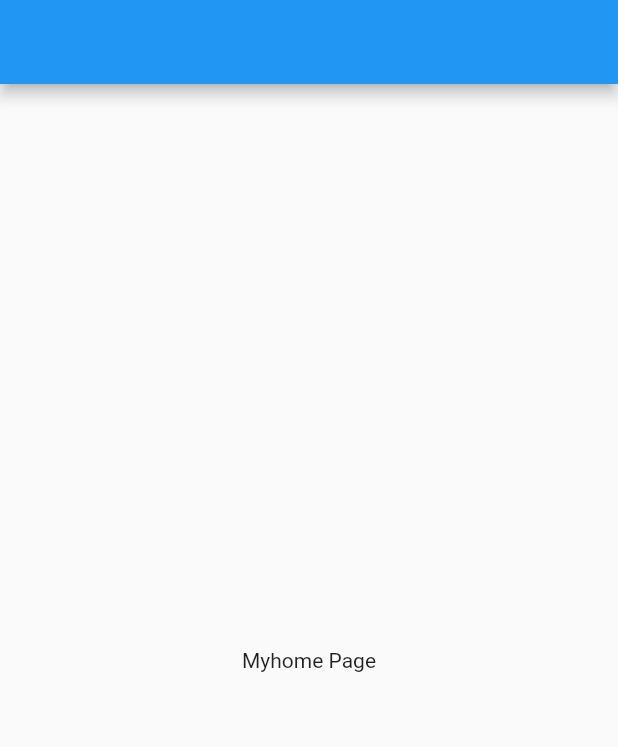
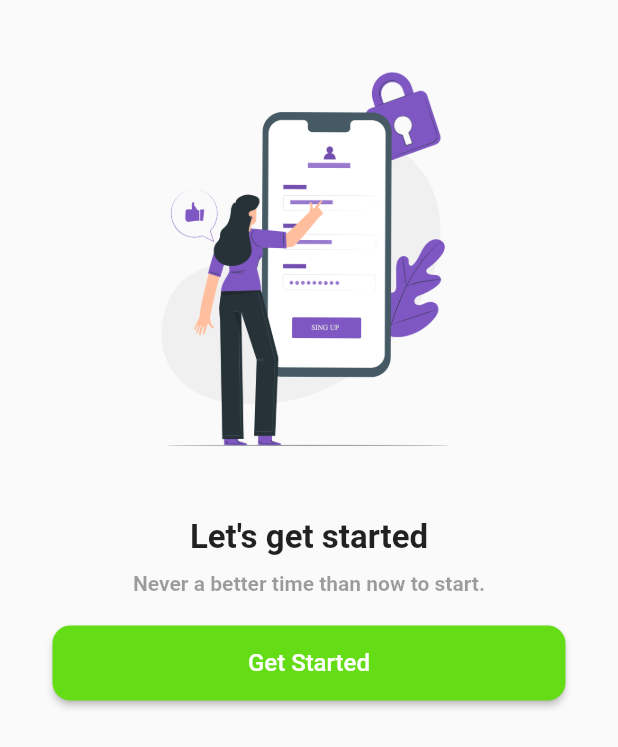
Before and after one commit to jordanSinde/com_akdemix, a Flutter app: the screen it shows after launch, on a phone screen of 412 x 824 dp. Shown: the top 747 px of the screen. Run offline on Flutter 3.47's test engine with Material 2 defaults, Android fonts, the phone set to English and light mode, and no system bars; our stand-ins replace country_picker, firebase_core, hooks_riverpod; accounts and stored records are empty.

Commit message:
étape de l'authentification avant l'ajout de state managment

```diff
--- a/lib/main.dart
+++ b/lib/main.dart
@@ -1,3 +1,4 @@
+import 'package:com_akdemix/src/features/authentication/screens/welcome_screens.dart';
 import 'package:flutter/material.dart';
 import 'package:firebase_core/firebase_core.dart';
 import 'package:hooks_riverpod/hooks_riverpod.dart';
@@ -22,25 +23,11 @@ class MyApp extends StatelessWidget {
   Widget build(BuildContext context) {
     return MaterialApp(
       debugShowCheckedModeBanner: false,
-      title: 'Flutter Demo',
+      title: 'Akdemix',
       theme: ThemeData(
         primarySwatch: Colors.blue,
       ),
-      home: const MyHomePage(),
+      home: const WelcomeScreen(),
     );
   }
 }
-
-class MyHomePage extends ConsumerWidget {
-  const MyHomePage({super.key});
-
-  @override
-  Widget build(BuildContext context, WidgetRef ref) {
-    return Scaffold(
-      appBar: AppBar(),
-      body: const Center(
-        child: Text('Myhome Page'),
-      ),
-    );
-  }
-}
--- /dev/null
+++ b/lib/src/common_widgets/custtom_button.dart
@@ -0,0 +1,27 @@
+import 'package:com_akdemix/src/constants/color.dart';
+import 'package:flutter/material.dart';
+import 'package:hooks_riverpod/hooks_riverpod.dart';
+
+class CustomButton extends ConsumerWidget {
+  final String text;
+  final VoidCallback onPressed;
+
+  const CustomButton({super.key, required this.text, required this.onPressed});
+
+  @override
+  Widget build(BuildContext context, WidgetRef ref) {
+    return ElevatedButton(
+      onPressed: onPressed,
+      style: ButtonStyle(
+        foregroundColor: MaterialStateProperty.all<Color>(Colors.white),
+        backgroundColor: MaterialStateProperty.all<Color>(primaryColor),
+        shape: MaterialStateProperty.all<RoundedRectangleBorder>(
+          RoundedRectangleBorder(
+            borderRadius: BorderRadius.circular(12.0),
+          ),
+        ),
+      ),
+      child: Text(text, style: const TextStyle(fontSize: 16)),
+    );
+  }
+}
--- /dev/null
+++ b/lib/src/constants/color.dart
@@ -0,0 +1,4 @@
+import 'package:flutter/material.dart';
+
+Color primaryColor = Colors.lightGreenAccent.shade700;
+Color scaffoldBackgroungColor = Colors.grey.shade300;
--- /dev/null
+++ b/lib/src/features/authentication/screens/welcome_screens.dart
@@ -0,0 +1,70 @@
+import 'package:com_akdemix/src/common_widgets/custtom_button.dart';
+import 'package:com_akdemix/src/features/authentication/screens/register_Screen.dart';
+import 'package:flutter/material.dart';
+import 'package:hooks_riverpod/hooks_riverpod.dart';
+
+class WelcomeScreen extends ConsumerStatefulWidget {
+  const WelcomeScreen({super.key});
+
+  @override
+  ConsumerState<ConsumerStatefulWidget> createState() => _WelcomeScreenState();
+}
+
+class _WelcomeScreenState extends ConsumerState<WelcomeScreen> {
+  @override
+  Widget build(BuildContext context) {
+    return Scaffold(
+      body: SingleChildScrollView(
+        child: SafeArea(
+          child: Center(
+            child: Padding(
+              padding: const EdgeInsets.symmetric(vertical: 25, horizontal: 35),
+              child: Column(
+                mainAxisAlignment: MainAxisAlignment.center,
+                children: [
+                  Image.asset(
+                    "assets/image1.png",
+                    height: 300,
+                  ),
+                  const SizedBox(height: 20),
+                  const Text(
+                    "Let's get started",
+                    style: TextStyle(
+                      fontSize: 22,
+                      fontWeight: FontWeight.bold,
+                    ),
+                  ),
+                  const SizedBox(height: 10),
+                  const Text(
+                    "Never a better time than now to start.",
+                    style: TextStyle(
+                      fontSize: 14,
+                      color: Colors.black38,
+                      fontWeight: FontWeight.bold,
+                    ),
+                  ),
+                  const SizedBox(height: 20),
+                  SizedBox(
+                    width: double.infinity,
+                    height: 50,
+                    child: CustomButton(
+                      onPressed: () {
+                        Navigator.push(
+                          context,
+                          MaterialPageRoute(
+                            builder: (context) => const RegisterScreen(),
+                          ),
+                        );
+                      },
+                      text: "Get Started",
+                    ),
+                  ),
+                ],
+              ),
+            ),
+          ),
+        ),
+      ),
+    );
+  }
+}
--- a/pubspec.yaml
+++ b/pubspec.yaml
@@ -53,6 +53,7 @@ dependencies:
   share_plus: ^6.3.1
   url_launcher: ^6.1.10
   shared_preferences: ^2.0.18
+  country_picker: ^2.0.19
 
 dev_dependencies:
   flutter_test:
```
Also changed, not shown: lib/src/features/authentication/screens/register_Screen.dart (added, +169 -0 lines), pubspec.lock, 3 other files.
